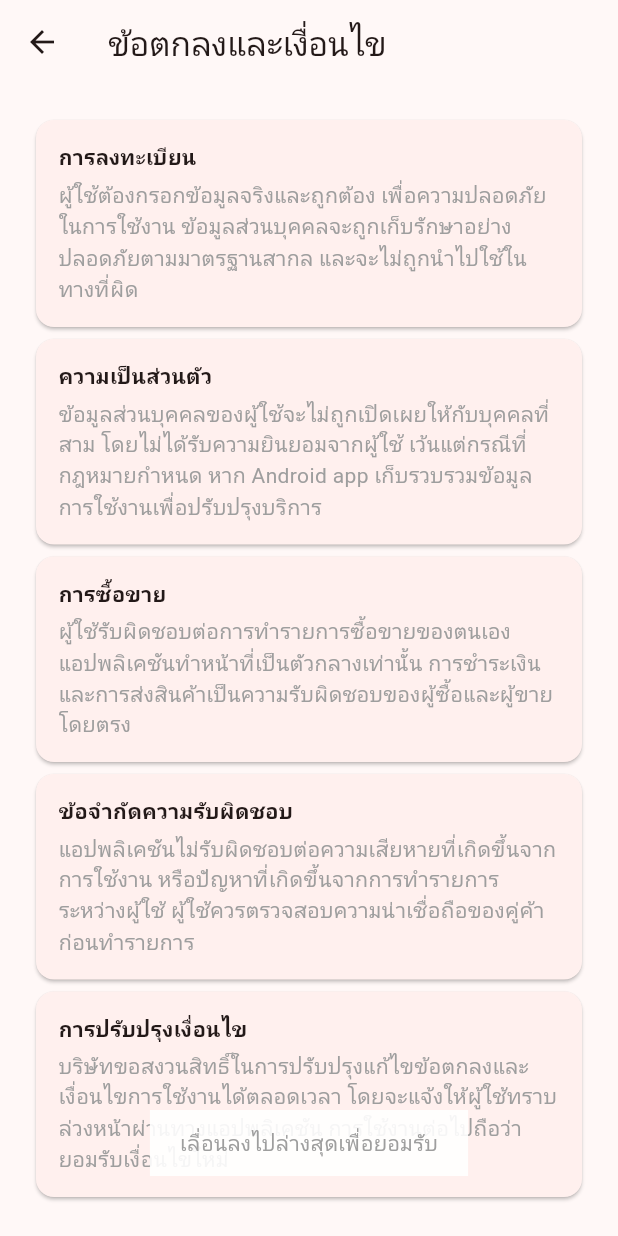
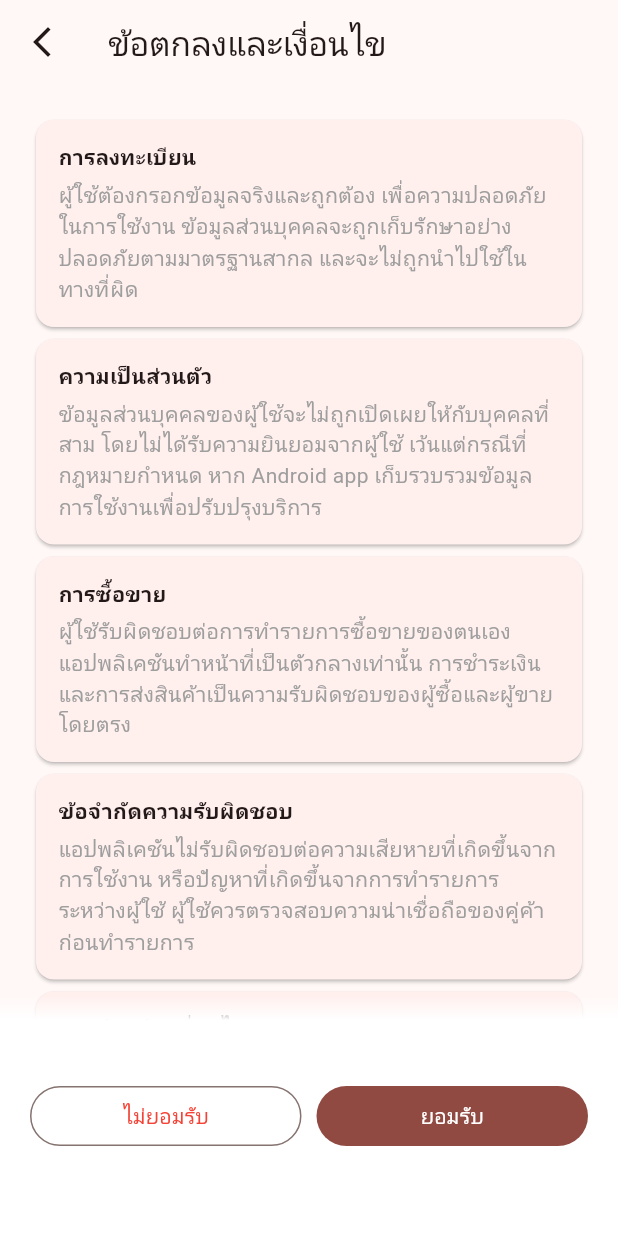
Before and after one commit to ARTTTT-TTTT/local-community-marketplace, a Flutter app: the _TermsScreenContent screen opened directly, on a phone screen of 412 x 824 dp. Run offline on Flutter 3.47's test engine with Material 3 defaults, Android fonts, the phone set to English and light mode, and no system bars; our stand-ins replace firebase_auth, firebase_core, flutter_dotenv; accounts and stored records are empty; project files that could hold a hidden picture were left out.

Commit message:
feat update term screen

```diff
--- a/mobile/devtools_options.yaml
+++ b/mobile/devtools_options.yaml
@@ -1,3 +1,4 @@
 description: This file stores settings for Dart & Flutter DevTools.
 documentation: https://docs.flutter.dev/tools/devtools/extensions#configure-extension-enablement-states
 extensions:
+  - provider: true
--- a/mobile/lib/main.dart
+++ b/mobile/lib/main.dart
@@ -10,8 +10,8 @@ import 'package:community_marketplace/theme/app_theme.dart';
 import 'package:community_marketplace/screens/auth/login_screen.dart';
 import 'package:community_marketplace/screens/auth/register_screen.dart';
 import 'package:community_marketplace/screens/auth/email_verification_screen.dart';
-import 'package:community_marketplace/screens/onboarding/onboarding_screen.dart';
-import 'package:community_marketplace/screens/splash_screen.dart';
+import 'package:community_marketplace/screens/presentation/onboarding_screen.dart';
+import 'package:community_marketplace/screens/presentation/splash_screen.dart';
 import 'package:community_marketplace/screens/error_screen.dart';
 import 'package:community_marketplace/screens/test/firebase_test_screen.dart';
 import 'package:community_marketplace/screens/dashboard_screen.dart';
--- a/mobile/lib/providers/terms_provider.dart
+++ b/mobile/lib/providers/terms_provider.dart
@@ -4,37 +4,6 @@ class TermsProvider extends ChangeNotifier {
   bool _showAcceptButtons = false;
 
   bool get showAcceptButtons => _showAcceptButtons;
-
-  // Terms content data
-  final List<TermSection> _termsSections = [
-    TermSection(
-      title: 'การลงทะเบียน',
-      content:
-          'ผู้ใช้ต้องกรอกข้อมูลจริงและถูกต้อง เพื่อความปลอดภัยในการใช้งาน ข้อมูลส่วนบุคคลจะถูกเก็บรักษาอย่างปลอดภัยตามมาตรฐานสากล และจะไม่ถูกนำไปใช้ในทางที่ผิด',
-    ),
-    TermSection(
-      title: 'ความเป็นส่วนตัว',
-      content:
-          'ข้อมูลส่วนบุคคลของผู้ใช้จะไม่ถูกเปิดเผยให้กับบุคคลที่สาม โดยไม่ได้รับความยินยอมจากผู้ใช้ เว้นแต่กรณีที่กฎหมายกำหนด หาก Android app เก็บรวบรวมข้อมูลการใช้งานเพื่อปรับปรุงบริการ',
-    ),
-    TermSection(
-      title: 'การซื้อขาย',
-      content:
-          'ผู้ใช้รับผิดชอบต่อการทำรายการซื้อขายของตนเอง แอปพลิเคชันทำหน้าที่เป็นตัวกลางเท่านั้น การชำระเงินและการส่งสินค้าเป็นความรับผิดชอบของผู้ซื้อและผู้ขายโดยตรง',
-    ),
-    TermSection(
-      title: 'ข้อจำกัดความรับผิดชอบ',
-      content:
-          'แอปพลิเคชันไม่รับผิดชอบต่อความเสียหายที่เกิดขึ้นจากการใช้งาน หรือปัญหาที่เกิดขึ้นจากการทำรายการระหว่างผู้ใช้ ผู้ใช้ควรตรวจสอบความน่าเชื่อถือของคู่ค้าก่อนทำรายการ',
-    ),
-    TermSection(
-      title: 'การปรับปรุงเงื่อนไข',
-      content:
-          'บริษัทขอสงวนสิทธิ์ในการปรับปรุงแก้ไขข้อตกลงและเงื่อนไขการใช้งานได้ตลอดเวลา โดยจะแจ้งให้ผู้ใช้ทราบล่วงหน้าผ่านทางแอปพลิเคชัน การใช้งานต่อไปถือว่ายอมรับเงื่อนไขใหม่',
-    ),
-  ];
-
-  List<TermSection> get termsSections => _termsSections;
 
   // Handle scroll notification to show accept buttons
   bool handleScrollNotification(ScrollNotification notification) {
@@ -84,10 +53,3 @@ class TermsProvider extends ChangeNotifier {
     // This will be handled in the UI file with proper navigation
   }
 }
-
-class TermSection {
-  final String title;
-  final String content;
-
-  TermSection({required this.title, required this.content});
-}
--- a/mobile/lib/screens/onboarding/terms_screen.dart
+++ /dev/null
@@ -1,137 +0,0 @@
-import 'package:flutter/material.dart';
-import 'package:provider/provider.dart';
-
-import 'package:community_marketplace/screens/onboarding/onboarding_screen.dart';
-import 'package:community_marketplace/providers/terms_provider.dart';
-
-class TermsScreen extends StatelessWidget {
-  const TermsScreen({super.key});
-
-  @override
-  Widget build(BuildContext context) {
-    return ChangeNotifierProvider(
-      create: (context) => TermsProvider(),
-      child: const _TermsScreenContent(),
-    );
-  }
-}
-
-class _TermsScreenContent extends StatelessWidget {
-  const _TermsScreenContent();
-
-  @override
-  Widget build(BuildContext context) {
-    return Consumer<TermsProvider>(
-      builder: (context, provider, child) {
-        return Scaffold(
-          appBar: AppBar(title: const Text('ข้อตกลงและเงื่อนไข')),
-          body: Stack(
-            children: [
-              // ใช้ NotificationListener ตรวจจับการเลื่อน
-              NotificationListener<ScrollNotification>(
-                onNotification: provider.handleScrollNotification,
-                child: CustomScrollView(
-                  slivers: [
-                    SliverPadding(
-                      padding: const EdgeInsets.all(20),
-                      sliver: SliverList(
-                        delegate: SliverChildListDelegate([
-                          ...provider.termsSections.map(
-                            (section) => _buildTermSection(
-                              section.title,
-                              section.content,
-                            ),
-                          ),
-                          const SizedBox(
-                            height: 80,
-                          ), // พื้นที่ท้ายเพื่อให้เลื่อนถึงได้
-                        ]),
-                      ),
-                    ),
-                  ],
-                ),
-              ),
-
-              // ข้อความ "เลื่อนลง" (ถ้ายังไม่ถึงล่าง)
-              if (!provider.showAcceptButtons)
-                Align(
-                  alignment: Alignment.bottomCenter,
-                  child: Container(
-                    margin: const EdgeInsets.only(bottom: 40),
-                    padding: const EdgeInsets.symmetric(
-                      vertical: 12,
-                      horizontal: 20,
-                    ),
-                    color: Colors.white.withValues(alpha: 0.9),
-                    child: const Text(
-                      'เลื่อนลงไปล่างสุดเพื่อยอมรับ',
-                      style: TextStyle(color: Colors.grey, fontSize: 14),
-                    ),
-                  ),
-                ),
-
-              // ปุ่ม ยอมรับ / ไม่ยอมรับ (เมื่อเลื่อนถึงล่างแล้ว)
-              if (provider.showAcceptButtons)
-                Align(
-                  alignment: Alignment.bottomCenter,
-                  child: SafeArea(
-                    minimum: const EdgeInsets.only(
-                      bottom: 20,
-                      left: 20,
-                      right: 20,
-                    ),
-                    child: Row(
-                      children: [
-                        Expanded(
-                          child: OutlinedButton(
-                            onPressed: () => provider.showExitDialog(context),
-                            style: OutlinedButton.styleFrom(
-                              foregroundColor: Colors.red,
-                            ),
-                            child: const Text('ไม่ยอมรับ'),
-                          ),
-                        ),
-                        const SizedBox(width: 10),
-                        Expanded(
-                          child: FilledButton(
-                            onPressed: () {
-                              Navigator.pushReplacement(
-                                context,
-                                MaterialPageRoute(
-                                  builder: (_) => const OnboardingScreen(),
-                                ),
-                              );
-                            },
-                            child: const Text('ยอมรับ'),
-                          ),
-                        ),
-                      ],
-                    ),
-                  ),
-                ),
-            ],
-          ),
-        );
-      },
-    );
-  }
-
-  Widget _buildTermSection(String title, String content) {
-    return Card(
-      child: Padding(
-        padding: const EdgeInsets.all(15),
-        child: Column(
-          crossAxisAlignment: CrossAxisAlignment.start,
-          children: [
-            Text(title, style: const TextStyle(fontWeight: FontWeight.bold)),
-            const SizedBox(height: 5),
-            Text(
-              content,
-              style: const TextStyle(fontSize: 14, color: Colors.grey),
-            ),
-          ],
-        ),
-      ),
-    );
-  }
-}
--- a/mobile/lib/screens/splash_screen.dart
+++ b/mobile/lib/screens/presentation/splash_screen.dart
@@ -1,8 +1,8 @@
 import 'dart:math' as math;
 import 'package:flutter/material.dart';
 
-import 'package:community_marketplace/screens/onboarding/terms_screen.dart';
-import 'package:community_marketplace/screens/onboarding/onboarding_screen.dart';
+import 'package:community_marketplace/screens/presentation/terms_screen.dart';
+import 'package:community_marketplace/screens/presentation/onboarding_screen.dart';
 import 'package:community_marketplace/screens/auth/login_screen.dart';
 import 'package:community_marketplace/screens/dashboard_screen.dart';
 
--- /dev/null
+++ b/mobile/lib/screens/presentation/terms_screen.dart
@@ -0,0 +1,199 @@
+import 'package:flutter/material.dart';
+import 'package:flutter/services.dart';
+import 'package:provider/provider.dart';
+
+import 'package:community_marketplace/screens/presentation/onboarding_screen.dart';
+import 'package:community_marketplace/providers/terms_provider.dart';
+
+class TermSection {
+  final String title;
+  final String content;
+
+  TermSection({required this.title, required this.content});
+}
+
+class TermsScreen extends StatelessWidget {
+  const TermsScreen({super.key});
+
+  @override
+  Widget build(BuildContext context) {
+    return ChangeNotifierProvider(
+      create: (context) => TermsProvider(),
+      child: _TermsScreenContent(),
+    );
+  }
+}
+
+class _TermsScreenContent extends StatelessWidget {
+  // Terms content data
+  final List<TermSection> termsSections = [
+    TermSection(
+      title: 'การลงทะเบียน',
+      content:
+          'ผู้ใช้ต้องกรอกข้อมูลจริงและถูกต้อง เพื่อความปลอดภัยในการใช้งาน ข้อมูลส่วนบุคคลจะถูกเก็บรักษาอย่างปลอดภัยตามมาตรฐานสากล และจะไม่ถูกนำไปใช้ในทางที่ผิด',
+    ),
+    TermSection(
+      title: 'ความเป็นส่วนตัว',
+      content:
+          'ข้อมูลส่วนบุคคลของผู้ใช้จะไม่ถูกเปิดเผยให้กับบุคคลที่สาม โดยไม่ได้รับความยินยอมจากผู้ใช้ เว้นแต่กรณีที่กฎหมายกำหนด หาก Android app เก็บรวบรวมข้อมูลการใช้งานเพื่อปรับปรุงบริการ',
+    ),
+    TermSection(
+      title: 'การซื้อขาย',
+      content:
+          'ผู้ใช้รับผิดชอบต่อการทำรายการซื้อขายของตนเอง แอปพลิเคชันทำหน้าที่เป็นตัวกลางเท่านั้น การชำระเงินและการส่งสินค้าเป็นความรับผิดชอบของผู้ซื้อและผู้ขายโดยตรง',
+    ),
+    TermSection(
+      title: 'ข้อจำกัดความรับผิดชอบ',
+      content:
+          'แอปพลิเคชันไม่รับผิดชอบต่อความเสียหายที่เกิดขึ้นจากการใช้งาน หรือปัญหาที่เกิดขึ้นจากการทำรายการระหว่างผู้ใช้ ผู้ใช้ควรตรวจสอบความน่าเชื่อถือของคู่ค้าก่อนทำรายการ',
+    ),
+    TermSection(
+      title: 'การปรับปรุงเงื่อนไข',
+      content:
+          'บริษัทขอสงวนสิทธิ์ในการปรับปรุงแก้ไขข้อตกลงและเงื่อนไขการใช้งานได้ตลอดเวลา โดยจะแจ้งให้ผู้ใช้ทราบล่วงหน้าผ่านทางแอปพลิเคชัน การใช้งานต่อไปถือว่ายอมรับเงื่อนไขใหม่',
+    ),
+  ];
+
+  @override
+  Widget build(BuildContext context) {
+    return Consumer<TermsProvider>(
+      builder: (context, provider, child) {
+        return Scaffold(
+          appBar: AppBar(
+            leading: IconButton(
+              icon: const Icon(Icons.arrow_back_ios_new),
+              onPressed: () {
+                Future.delayed(const Duration(milliseconds: 100), () {
+                  SystemNavigator.pop();
+                });
+              },
+            ),
+            title: const Text('ข้อตกลงและเงื่อนไข'),
+          ),
+          body: Stack(
+            children: [
+              // ใช้ NotificationListener ตรวจจับการเลื่อน
+              NotificationListener<ScrollNotification>(
+                onNotification: provider.handleScrollNotification,
+                child: CustomScrollView(
+                  slivers: [
+                    SliverPadding(
+                      padding: const EdgeInsets.all(20),
+                      sliver: SliverList(
+                        delegate: SliverChildListDelegate([
+                          ...termsSections.map(
+                            (section) => _buildTermSection(
+                              section.title,
+                              section.content,
+                            ),
+                          ),
+                        ]),
+                      ),
+                    ),
+                  ],
+                ),
+              ),
+              _buildNavbarSection(context),
+            ],
+          ),
+        );
+      },
+    );
+  }
+
+  Widget _buildTermSection(String title, String content) {
+    return Card(
+      child: Padding(
+        padding: const EdgeInsets.all(15),
+        child: Column(
+          crossAxisAlignment: CrossAxisAlignment.start,
+          children: [
+            Text(title, style: const TextStyle(fontWeight: FontWeight.bold)),
+            const SizedBox(height: 5),
+            Text(
+              content,
+              style: const TextStyle(fontSize: 14, color: Colors.grey),
+            ),
+          ],
+        ),
+      ),
+    );
+  }
+
+  Widget _buildNavbarSection(BuildContext context) {
+    final provider = Provider.of<TermsProvider>(context);
+    return Align(
+      alignment: Alignment.bottomCenter,
+      child: Container(
+        width: double.infinity,
+        height: 160,
+        decoration: const BoxDecoration(
+          gradient: LinearGradient(
+            begin: Alignment.topCenter,
+            end: Alignment.bottomCenter,
+            colors: [
+              Color.fromARGB(0, 255, 255, 255), // โปร่งใส
+              Colors.white, // ขาวเต็ม
+            ],
+            stops: [0.0, 0.1], // 0-10% ใส, 10-100% ขาวเต็ม
+          ),
+        ),
+        child: SafeArea(
+          minimum: const EdgeInsets.only(
+            bottom: 20,
+            left: 20,
+            right: 20,
+            top: 20,
+          ),
+          // if (!provider.showAcceptButtons) {
+          // child: OutlinedButton(
+          //     onPressed: () => provider.showExitDialog(context),
+          //     style: OutlinedButton.styleFrom(foregroundColor: Colors.red),
+          //     child: const Text('ไม่ยอมรับ'),
+          //   )}
+          //else {}
+          child: Row(
+            children: [
+              Expanded(
+                child: OutlinedButton(
+                  onPressed: () => provider.showExitDialog(context),
+                  style: OutlinedButton.styleFrom(foregroundColor: Colors.red),
+                  child: const Text('ไม่ยอมรับ'),
+                ),
+              ),
+              const SizedBox(width: 10),
+              Expanded(
+                child: FilledButton(
+                  onPressed: () {
+                    Navigator.pushReplacement(
+                      context,
+                      MaterialPageRoute(
+                        builder: (_) => const OnboardingScreen(),
+                      ),
+                    );
+                  },
+                  child: const Text('ยอมรับ'),
+                ),
+              ),
+            ],
+          ),
+        ),
+      ),
+    );
+  }
+}
+
+
+    //   return Align(
+    //     alignment: Alignment.bottomCenter,
+    //     child: Container(
+    //       // margin: const EdgeInsets.only(bottom: 40),
+    //       padding: const EdgeInsets.symmetric(vertical: 12, horizontal: 20),
+    //       color: Colors.white.withValues(alpha: 0.9),
+    //       child: const Text(
+    //         'เลื่อนลงไปล่างสุดเพื่อยอมรับ',
+    //         style: TextStyle(color: Colors.grey, fontSize: 14),
+    //       ),
+    //     ),
+    //   );
+    // } else {
--- a/mobile/lib/theme/color_schemas.dart
+++ b/mobile/lib/theme/color_schemas.dart
@@ -18,6 +18,8 @@ class AppColors {
   static const Color surface = Colors.white;
 
   // Text Colors
-  static const Color textPrimary = Color(0xFF022648);
-  static const Color textSecondary = Color(0xFF2F7AB3);
+  static const Color textPrimary = Color(0xFFC53B6E); // #c53b6e
+  static const Color textSecondary = Color(0xFFEA9F3A); // #ea9f3a
+  static const Color textWhite = Color.fromARGB(255, 255, 255, 255);
+  static const Color textMuted = Color(0xFF6B7280); // #6B7280
 }
```
Also changed, not shown: mobile/lib/screens/presentation/onboarding_screen.dart (renamed from mobile/lib/screens/onboarding/onboarding_screen.dart), mobile/lib/screens/splash_screen_guide.dart (deleted).
